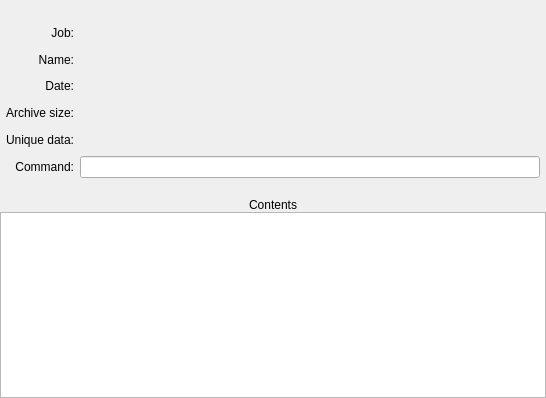
This is forms/archivewidget.ui in Tarsnap/tarsnap-gui as Qt 5 draws it before an edit. The edited form follows.
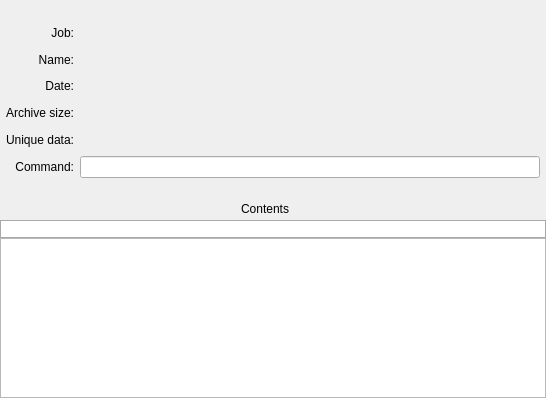
This is the edited form. Icons and pictures are not drawn. Custom widgets are drawn as their Qt base class.

Commit message:
Implement sort and filter for the contents list.
With help from QSortFilterProxyModel.

```diff
--- a/forms/archivewidget.ui
+++ b/forms/archivewidget.ui
@@ -366,12 +366,94 @@
     </widget>
    </item>
    <item>
-    <widget class="QLabel" name="archiveContentsLabel">
-     <property name="text">
-      <string>Contents</string>
+    <layout class="QHBoxLayout" name="horizontalLayout">
+     <property name="spacing">
+      <number>0</number>
      </property>
-     <property name="alignment">
-      <set>Qt::AlignCenter</set>
+     <property name="leftMargin">
+      <number>6</number>
+     </property>
+     <property name="topMargin">
+      <number>3</number>
+     </property>
+     <property name="rightMargin">
+      <number>6</number>
+     </property>
+     <property name="bottomMargin">
+      <number>3</number>
+     </property>
+     <item>
+      <widget class="QLabel" name="archiveContentsLabel">
+       <property name="text">
+        <string>Contents</string>
+       </property>
+       <property name="alignment">
+        <set>Qt::AlignCenter</set>
+       </property>
+      </widget>
+     </item>
+     <item>
+      <widget class="QPushButton" name="filterButton">
+       <property name="minimumSize">
+        <size>
+         <width>16</width>
+         <height>16</height>
+        </size>
+       </property>
+       <property name="maximumSize">
+        <size>
+         <width>16</width>
+         <height>16</height>
+        </size>
+       </property>
+       <property name="toolTip">
+        <string>Show/hide search and filter Archive contents box</string>
+       </property>
+       <property name="text">
+        <string/>
+       </property>
+       <property name="icon">
+        <iconset resource="../resources/resources.qrc">
+         <normaloff>:/icons/magnifying-glass.png</normaloff>:/icons/magnifying-glass.png</iconset>
+       </property>
+       <property name="checkable">
+        <bool>true</bool>
+       </property>
+       <property name="flat">
+        <bool>true</bool>
+       </property>
+      </widget>
+     </item>
+    </layout>
+   </item>
+   <item>
+    <widget class="QComboBox" name="filterComboBox">
+     <property name="toolTip">
+      <string>Search and filter Archive contents, shell globbing patterns can be used</string>
+     </property>
+     <property name="styleSheet">
+      <string notr="true">QComboBox {
+border: 1px solid darkgrey;
+padding-right: 6px;
+padding-left: 6px;
+}
+
+QComboBox::drop-down {
+border: none;
+padding-right: 6px;
+}
+
+QComboBox::down-arrow {
+image:url(:/icons/caret-bottom.png);
+}
+
+QComboBox::down-arrow:on {
+top: 1px;
+left: 1px;
+}</string>
+     </property>
+     <property name="editable">
+      <bool>true</bool>
      </property>
     </widget>
    </item>
@@ -402,6 +484,9 @@
      <attribute name="horizontalHeaderStretchLastSection">
       <bool>true</bool>
      </attribute>
+     <attribute name="verticalHeaderVisible">
+      <bool>false</bool>
+     </attribute>
     </widget>
    </item>
   </layout>
```
The commit also changes 2 other files.
